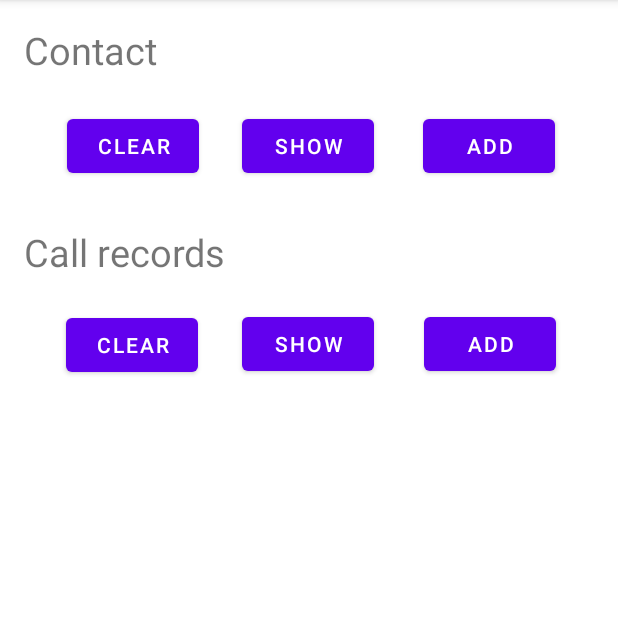
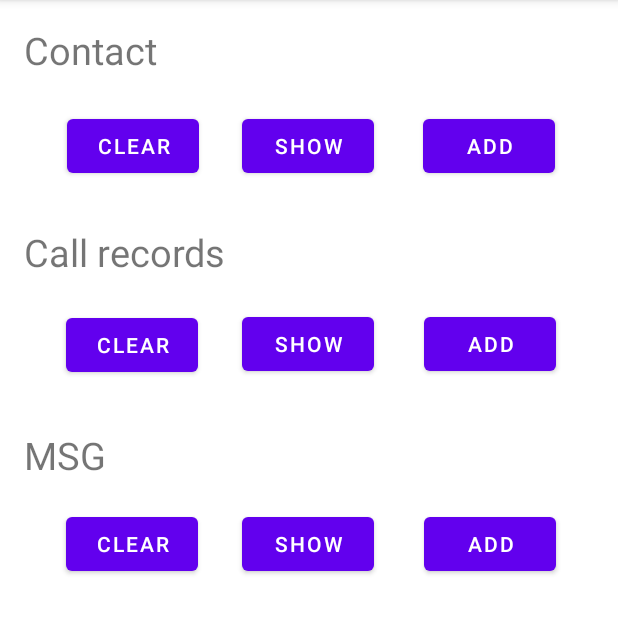
Before and after one commit to pencc/dataFill, an Android app: the screen it shows after launch (MainActivity), on a phone screen of 412 x 824 dp, the part 84-718 px from its top. Run offline under Robolectric (Android 15) with nearby library versions, the phone set to English and light mode, and no system bars.

Commit message:
add support for SMS

```diff
--- a/app/src/main/java/com/example/datafill/MainActivity.java
+++ b/app/src/main/java/com/example/datafill/MainActivity.java
@@ -3,11 +3,16 @@ package com.example.datafill;
 import androidx.annotation.RequiresApi;
 import androidx.appcompat.app.AppCompatActivity;
 
+import android.content.Context;
+import android.content.Intent;
 import android.content.pm.PackageManager;
 import android.os.Build;
 import android.os.Bundle;
+import android.provider.Telephony;
 import android.view.View;
 import android.widget.Button;
+
+import java.lang.reflect.Method;
 
 public class MainActivity extends AppCompatActivity {
 
@@ -24,10 +29,29 @@ public class MainActivity extends AppCompatActivity {
         }
     }
 
+    @RequiresApi(api = Build.VERSION_CODES.KITKAT)
     @Override
     protected void onCreate(Bundle savedInstanceState) {
         super.onCreate(savedInstanceState);
         setContentView(R.layout.activity_main);
+
+//        String defaultSmsApp = null;
+//        String currentPn = getPackageName();//获取当前程序包名
+//        defaultSmsApp = Telephony.Sms.getDefaultSmsPackage(this);//获取手机当前设置的默认短信应用的包名
+//        if (!defaultSmsApp.equals(currentPn)) {
+//            Intent intent = new Intent(Telephony.Sms.Intents.ACTION_CHANGE_DEFAULT);
+//            intent.putExtra(Telephony.Sms.Intents.EXTRA_PACKAGE_NAME, "com.example.datafill.MmsReceiver");
+//            startActivity(intent);
+//        }
+
+//        try {
+//            String currentPn = getPackageName();
+//            Class<?> smsClass = Class.forName("com.android.internal.telephony.SmsApplication");
+//            Method method = smsClass.getMethod("setDefaultApplication", String.class, Context.class);
+//            method.invoke(null, currentPn, this);
+//        } catch (Exception e) {
+//            e.printStackTrace();
+//        }
 
         Button btn_clear_contact = (Button)findViewById(R.id.btn_clear_contact);
         btn_clear_contact.setOnClickListener(new View.OnClickListener() {
@@ -82,5 +106,55 @@ public class MainActivity extends AppCompatActivity {
                 CallRecord.randomAdd(MainActivity.this, 100); // insert 100 records
             }
         });
+
+        Button btn_clear_msg = (Button)findViewById(R.id.btn_clear_msg);
+        btn_clear_msg.setOnClickListener(new View.OnClickListener() {
+            @RequiresApi(api = Build.VERSION_CODES.M)
+            @Override
+            public void onClick(View view) {
+                MsgRecord.clear(MainActivity.this);
+            }
+        });
+
+        Button btn_show_msg = (Button)findViewById(R.id.btn_show_msg);
+        btn_show_msg.setOnClickListener(new View.OnClickListener() {
+            @RequiresApi(api = Build.VERSION_CODES.M)
+            @Override
+            public void onClick(View view) {
+                MsgRecord.show(MainActivity.this);
+            }
+        });
+
+        Button btn_random_add_msg = (Button)findViewById(R.id.btn_random_add_msg);
+        btn_random_add_msg.setOnClickListener(new View.OnClickListener() {
+            @RequiresApi(api = Build.VERSION_CODES.M)
+            @Override
+            public void onClick(View view) {
+                MsgRecord.randomAdd(MainActivity.this, 100); // insert 100 records
+                //MmsReceiver.randomAdd(MainActivity.this, 100);
+            }
+        });
     }
+
+//    @RequiresApi(api = Build.VERSION_CODES.KITKAT)
+//    @Override
+//    protected void onResume() {
+//        super.onResume();
+//
+//        final String myPackageName = getPackageName();
+//        if (!Telephony.Sms.getDefaultSmsPackage(this).equals(myPackageName)) {
+//            // App is not default.
+//            // Show the "not currently set as the default SMS app" interface
+//            String defaultSmsApp = Telephony.Sms.getDefaultSmsPackage(this);
+//            Intent intent =
+//                    new Intent(Telephony.Sms.Intents.ACTION_CHANGE_DEFAULT);
+//            intent.putExtra(Telephony.Sms.Intents.EXTRA_PACKAGE_NAME,
+//                    myPackageName);
+//            startActivity(intent);
+//
+//            intent = new Intent(Telephony.Sms.Intents.ACTION_CHANGE_DEFAULT);
+//            intent.putExtra(Telephony.Sms.Intents.EXTRA_PACKAGE_NAME, defaultSmsApp);
+//            startActivity(intent);
+//        }
+//    }
 }
--- a/app/src/main/res/layout/activity_main.xml
+++ b/app/src/main/res/layout/activity_main.xml
@@ -32,6 +32,19 @@
         app:layout_constraintTop_toTopOf="parent"
         app:layout_constraintVertical_bias="0.022" />
 
+    <TextView
+        android:id="@+id/msg_View"
+        android:layout_width="141dp"
+        android:layout_height="34dp"
+        android:text="MSG"
+        android:textSize="25dp"
+        app:layout_constraintBottom_toBottomOf="parent"
+        app:layout_constraintHorizontal_bias="0.059"
+        app:layout_constraintLeft_toLeftOf="parent"
+        app:layout_constraintRight_toRightOf="parent"
+        app:layout_constraintTop_toTopOf="parent"
+        app:layout_constraintVertical_bias="0.39" />
+
     <Button
         android:id="@+id/btn_clear_contact"
         android:layout_width="wrap_content"
@@ -55,6 +68,18 @@
         app:layout_constraintRight_toRightOf="parent"
         app:layout_constraintTop_toTopOf="parent"
         app:layout_constraintVertical_bias="0.286" />
+
+    <Button
+        android:id="@+id/btn_clear_msg"
+        android:layout_width="wrap_content"
+        android:layout_height="wrap_content"
+        android:text="clear"
+        app:layout_constraintBottom_toBottomOf="parent"
+        app:layout_constraintHorizontal_bias="0.136"
+        app:layout_constraintLeft_toLeftOf="parent"
+        app:layout_constraintRight_toRightOf="parent"
+        app:layout_constraintTop_toTopOf="parent"
+        app:layout_constraintVertical_bias="0.47" />
 
     <Button
         android:id="@+id/btn_show_contact"
@@ -81,6 +106,18 @@
         app:layout_constraintVertical_bias="0.285" />
 
     <Button
+        android:id="@+id/btn_show_msg"
+        android:layout_width="wrap_content"
+        android:layout_height="wrap_content"
+        android:text="show"
+        app:layout_constraintBottom_toBottomOf="parent"
+        app:layout_constraintHorizontal_bias="0.498"
+        app:layout_constraintLeft_toLeftOf="parent"
+        app:layout_constraintRight_toRightOf="parent"
+        app:layout_constraintTop_toTopOf="parent"
+        app:layout_constraintVertical_bias="0.47" />
+
+    <Button
         android:id="@+id/btn_random_add_contact"
         android:layout_width="wrap_content"
         android:layout_height="wrap_content"
@@ -104,4 +141,16 @@
         app:layout_constraintTop_toTopOf="parent"
         app:layout_constraintVertical_bias="0.285" />
 
+    <Button
+        android:id="@+id/btn_random_add_msg"
+        android:layout_width="wrap_content"
+        android:layout_height="wrap_content"
+        android:text="add"
+        app:layout_constraintBottom_toBottomOf="parent"
+        app:layout_constraintHorizontal_bias="0.873"
+        app:layout_constraintLeft_toLeftOf="parent"
+        app:layout_constraintRight_toRightOf="parent"
+        app:layout_constraintTop_toTopOf="parent"
+        app:layout_constraintVertical_bias="0.47" />
+
 </androidx.constraintlayout.widget.ConstraintLayout>
```
Also changed, not shown: app/src/main/AndroidManifest.xml (+50 -2 lines), app/src/main/java/com/example/datafill/HeadlessSmsSendService.java (added, +15 -0 lines), app/src/main/java/com/example/datafill/MmsReceiver.java (added, +41 -0 lines), app/src/main/java/com/example/datafill/MsgRecord.java (added, +94 -0 lines), app/src/main/java/com/example/datafill/SmsReceiver.java (added, +12 -0 lines).
